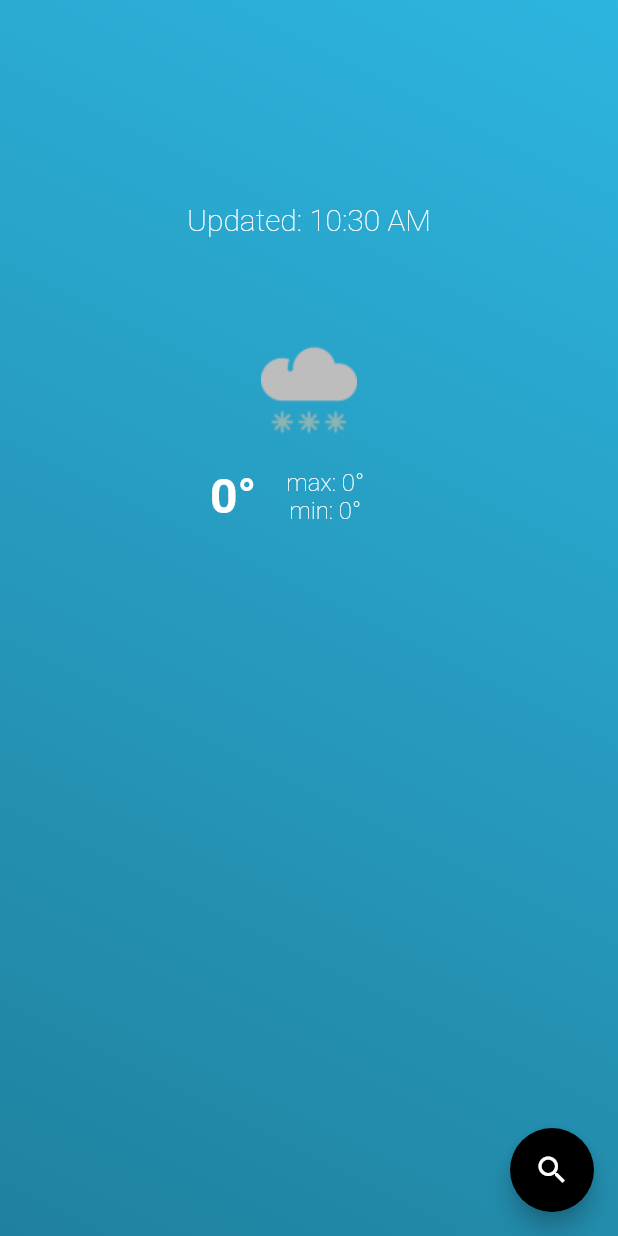
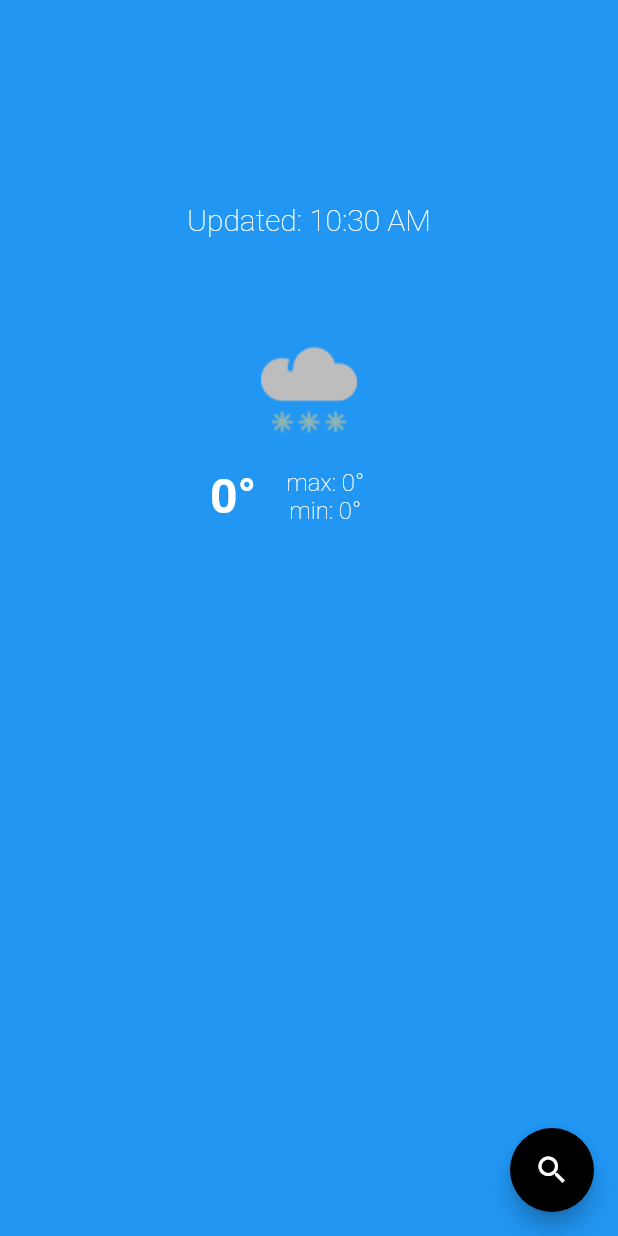
Before and after one commit to MapleSyyrup/weather-app, a Flutter app: the WeatherInfo screen opened directly with empty values, on a phone screen of 412 x 824 dp. Run offline on Flutter 3.47's test engine with Material 2 defaults, Android fonts, the phone set to English and light mode, and no system bars; our stand-ins replace equatable, flutter_bloc, hydrated_bloc.

Commit message:
Work in Progress

```diff
--- a/lib/presentation/weather_info.dart
+++ b/lib/presentation/weather_info.dart
@@ -1,6 +1,7 @@
 import 'package:flutter/material.dart';
 import 'package:flutter_bloc/flutter_bloc.dart';
 import 'package:weather_app/data/models/constants.dart';
+import 'package:weather_app/presentation/bloc/theme_cubit.dart';
 import 'package:weather_app/presentation/bloc/weather_bloc.dart';
 import 'package:weather_app/presentation/bloc/weather_event.dart';
 import 'package:weather_app/presentation/bloc/weather_state.dart';
@@ -58,20 +59,26 @@ class _WeatherInfoState extends State<WeatherInfo> {
           if (state is WeatherLoadingSuccessState) {
             _refreshCompleter?.complete();
             _refreshCompleter = Completer();
+            context.read<ThemeCubit>().updateTheme(state.weatherModel);
           }
         },
-        child: Scaffold(
+        child: BlocBuilder<ThemeCubit, Color>(
+          builder: (context, color) {
+            return Scaffold(
               body: Container(
                 decoration: BoxDecoration(
-              gradient: LinearGradient(
-                begin: Alignment.topRight,
-                end: Alignment.bottomLeft,
-                colors: [
-                  ConstantColors.blue, //blue
-                  ConstantColors.oceanBlue, //ocean blue
-                ],
+                  color: color,
                 ),
-            ),
+                // decoration: BoxDecoration(
+                //   gradient: LinearGradient(
+                //     begin: Alignment.topRight,
+                //     end: Alignment.bottomLeft,
+                //     colors: [
+                //       ConstantColors.blue, //blue
+                //       ConstantColors.oceanBlue, //ocean blue
+                //     ],
+                //   ),
+                // ),
                 child: ListView(
                   children: [
                     Padding(
@@ -148,6 +155,8 @@ class _WeatherInfoState extends State<WeatherInfo> {
                 child: const Icon(Icons.search_outlined),
                 backgroundColor: Colors.black,
               ),
+            );
+          },
         ),
       ),
     );
--- a/lib/presentation/widgets/weather_condition_widget.dart
+++ b/lib/presentation/widgets/weather_condition_widget.dart
@@ -5,15 +5,15 @@ import 'package:weather_app/data/models/weather_model.dart';
 ///types of weather condition
 class WeatherConditions extends StatelessWidget {
   ///holds the weather condition
-  final WeatherCondition condition;
+  final WeatherCondition weatherCondition;
 
   const WeatherConditions({
     Key key,
-    @required this.condition,
+    @required this.weatherCondition,
   }) : super(key: key);
 
   @override
-  Widget build(BuildContext context) => _mapConditionToImage(condition);
+  Widget build(BuildContext context) => _mapConditionToImage(weatherCondition);
 
   Image _mapConditionToImage(WeatherCondition condition) {
     Image image;
--- a/lib/presentation/widgets/weather_temp_widget.dart
+++ b/lib/presentation/widgets/weather_temp_widget.dart
@@ -17,7 +17,7 @@ class WeatherTemperature extends StatelessWidget {
       children: [
         Padding(
           padding: EdgeInsets.all(20),
-          child: WeatherConditions(condition: weatherModel.condition),
+          child: WeatherConditions(weatherCondition: weatherModel.condition),
         ),
         Padding(
           padding: EdgeInsets.only(left: 140),
--- a/pubspec.yaml
+++ b/pubspec.yaml
@@ -25,11 +25,16 @@ dependencies:
     sdk: flutter
   bloc: ^7.0.0
   bloc_test: ^8.0.0
+  build_runner: ^2.0.5
   cupertino_icons: ^1.0.2
   equatable: ^2.0.0
   flutter_bloc: ^7.0.1
   http: ^0.13.1
+  hydrated_bloc: ^7.0.1
+  json_annotation: ^4.0.1
+  json_serializable: ^4.1.3
   mockito: ^5.0.7
+  path_provider: ^2.0.2
 
 dev_dependencies:
   flutter_test:
```
Also changed, not shown: lib/main.dart (+83 -11 lines), lib/presentation/bloc/theme_bloc.dart (added, +74 -0 lines), lib/presentation/bloc/theme_cubit.dart (added, +67 -0 lines), lib/presentation/bloc/theme_event.dart (added, +16 -0 lines), lib/presentation/bloc/theme_state.dart (added, +19 -0 lines), pubspec.lock, 2 other files. Lines whose indentation alone changed are shown as unchanged.
